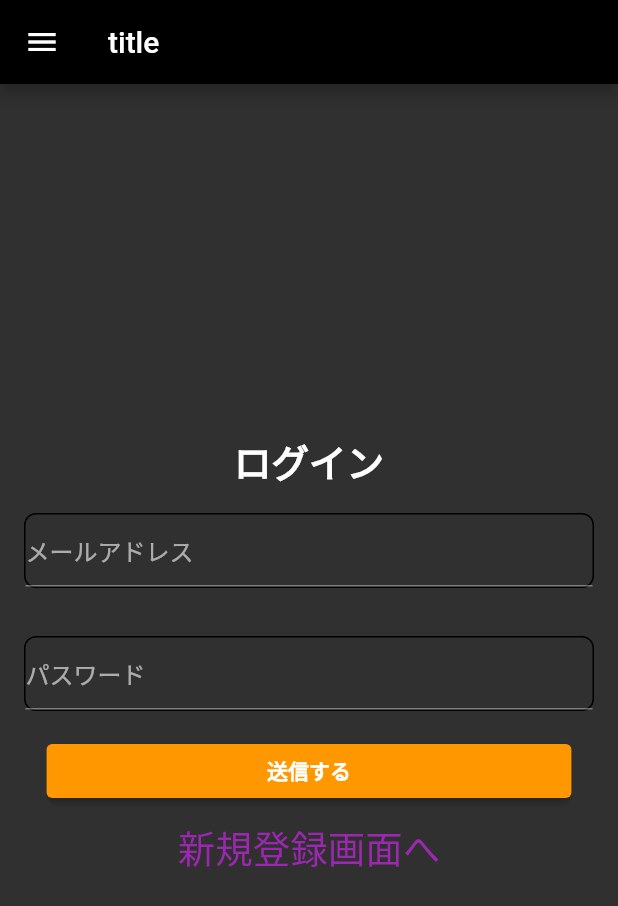
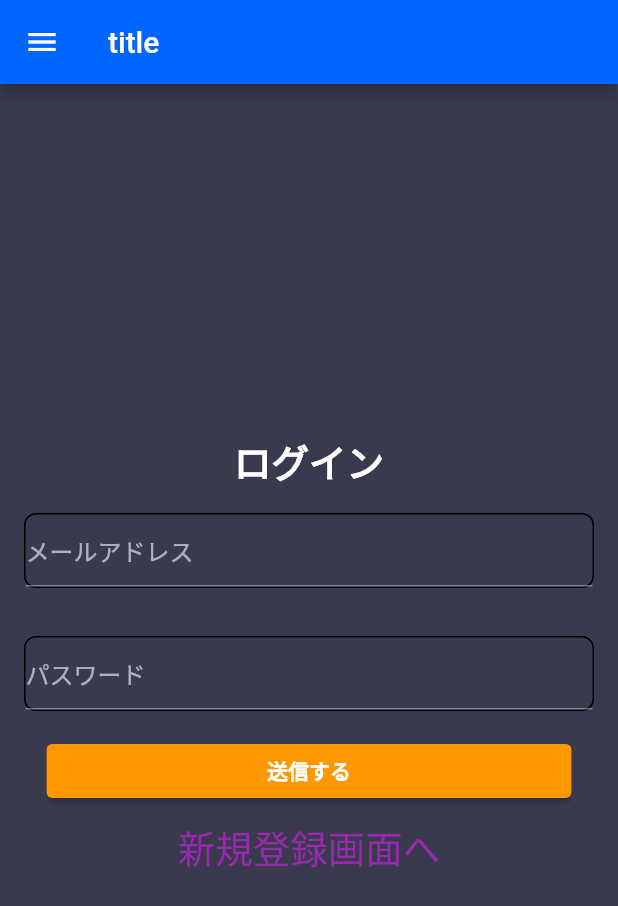
Before and after one commit to Nekoyama141592/text_sns, a Flutter app: the screen it shows after launch, on a phone screen of 412 x 824 dp. Shown: the top 906 px of the screen. Run offline on Flutter 3.47's test engine with Material 2 defaults, Android fonts, the phone set to English and light mode, and no system bars; our stand-ins replace cloud_firestore, firebase_auth, firebase_core, firebase_remote_config, flutter_dotenv, fluttertoast and 4 more; missing offline and left inert: minio_new; accounts and stored records are empty; generated files the repository leaves out were written again.

Commit message:
色を整えよう

```diff
--- a/lib/app/themes.dart
+++ b/lib/app/themes.dart
@@ -1,8 +1,13 @@
 import 'package:flutter/material.dart';
+import 'package:text_sns/constant/colors.dart';
 
 class Themes {
-  static ThemeData lightTheme() => ThemeData.light()
-      .copyWith(appBarTheme: const AppBarTheme(color: Colors.green));
-  static ThemeData dartTheme() => ThemeData.dark()
-      .copyWith(appBarTheme: const AppBarTheme(color: Colors.black));
+  static ThemeData lightTheme() => ThemeData.light().copyWith(
+      primaryColor: kPrimaryColorLightTheme,
+      scaffoldBackgroundColor: kContentColorLightTheme,
+      appBarTheme: const AppBarTheme(color: kPrimaryColorLightTheme));
+  static ThemeData dartTheme() => ThemeData.dark().copyWith(
+      primaryColor: kPrimaryColorDarkTheme,
+      scaffoldBackgroundColor: kContentColorDarkTheme.withOpacity(0.87),
+      appBarTheme: const AppBarTheme(color: kPrimaryColorDarkTheme));
 }
--- /dev/null
+++ b/lib/constant/colors.dart
@@ -0,0 +1,6 @@
+import 'package:flutter/material.dart';
+
+const kPrimaryColorDarkTheme = Color(0xFF0066ff);
+const kPrimaryColorLightTheme = Color(0xFF00BF6D);
+const kContentColorDarkTheme = Color(0xFF1D1D35);
+const kContentColorLightTheme = Color(0xFFF5FCF9);
```
